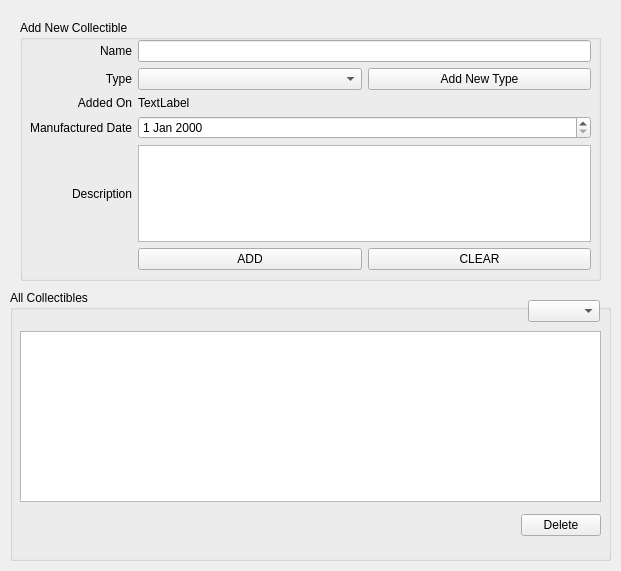
Old version of the form mainwindow.ui in the repository bluedust27/vintage-tech.
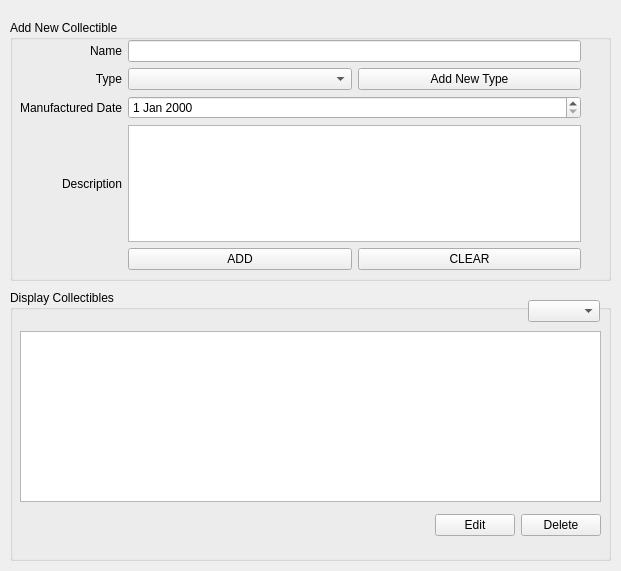
New version of the form.

Commit message: removing dateadded label display items as per selected item placeholder for edit item cometic changes to ui

What changed in the file:
```diff
--- a/mainwindow.ui
+++ b/mainwindow.ui
@@ -24,7 +24,7 @@
      </rect>
     </property>
     <property name="title">
-     <string>All Collectibles</string>
+     <string>Display Collectibles</string>
     </property>
     <widget class="QTableWidget" name="tbl_show">
      <property name="geometry">
@@ -71,6 +71,13 @@
         </property>
        </spacer>
       </item>
+      <item>
+       <widget class="QPushButton" name="btn_edit">
+        <property name="text">
+         <string>Edit</string>
+        </property>
+       </widget>
+      </item>
       <item>
        <widget class="QPushButton" name="btn_delete">
         <property name="text">
@@ -119,9 +126,9 @@
    <widget class="QWidget" name="verticalLayoutWidget">
     <property name="geometry">
      <rect>
-      <x>10</x>
+      <x>0</x>
       <y>10</y>
-      <width>601</width>
+      <width>621</width>
       <height>271</height>
      </rect>
     </property>
@@ -150,7 +157,45 @@
          </rect>
         </property>
         <layout class="QGridLayout" name="gridLayout">
-         <item row="6" column="1">
+         <item row="3" column="0">
+          <widget class="QLabel" name="lbl_desc">
+           <property name="text">
+            <string>Description</string>
+           </property>
+           <property name="alignment">
+            <set>Qt::AlignRight|Qt::AlignTrailing|Qt::AlignVCenter</set>
+           </property>
+          </widget>
+         </item>
+         <item row="2" column="0">
+          <widget class="QLabel" name="lbl_dateman">
+           <property name="text">
+            <string>Manufactured Date</string>
+           </property>
+           <property name="alignment">
+            <set>Qt::AlignRight|Qt::AlignTrailing|Qt::AlignVCenter</set>
+           </property>
+          </widget>
+         </item>
+         <item row="1" column="1">
+          <layout class="QHBoxLayout" name="horizontalLayout_4">
+           <item>
+            <widget class="QComboBox" name="cmb_type">
+             <property name="sizeAdjustPolicy">
+              <enum>QComboBox::AdjustToContents</enum>
+             </property>
+            </widget>
+           </item>
+           <item>
+            <widget class="QPushButton" name="btn_newtype">
+             <property name="text">
+              <string>Add New Type</string>
+             </property>
+            </widget>
+           </item>
+          </layout>
+         </item>
+         <item row="5" column="1">
           <layout class="QHBoxLayout" name="horizontalLayout">
            <item>
             <widget class="QPushButton" name="btn_add">
@@ -197,66 +242,11 @@
          <item row="0" column="1">
           <widget class="QLineEdit" name="txt_name"/>
          </item>
-         <item row="2" column="0">
-          <widget class="QLabel" name="lbl_dateadded">
-           <property name="text">
-            <string>Added On</string>
-           </property>
-           <property name="alignment">
-            <set>Qt::AlignRight|Qt::AlignTrailing|Qt::AlignVCenter</set>
-           </property>
-          </widget>
-         </item>
          <item row="3" column="1">
-          <widget class="QDateEdit" name="date_dateman"/>
-         </item>
-         <item row="4" column="0">
-          <widget class="QLabel" name="lbl_desc">
-           <property name="text">
-            <string>Description</string>
-           </property>
-           <property name="alignment">
-            <set>Qt::AlignRight|Qt::AlignTrailing|Qt::AlignVCenter</set>
-           </property>
-          </widget>
-         </item>
-         <item row="4" column="1">
           <widget class="QTextEdit" name="txt_desc"/>
          </item>
-         <item row="3" column="0">
-          <widget class="QLabel" name="lbl_dateman">
-           <property name="text">
-            <string>Manufactured Date</string>
-           </property>
-           <property name="alignment">
-            <set>Qt::AlignRight|Qt::AlignTrailing|Qt::AlignVCenter</set>
-           </property>
-          </widget>
-         </item>
          <item row="2" column="1">
-          <widget class="QLabel" name="lbl_datenow">
-           <property name="text">
-            <string>TextLabel</string>
-           </property>
-          </widget>
-         </item>
-         <item row="1" column="1">
-          <layout class="QHBoxLayout" name="horizontalLayout_4">
-           <item>
-            <widget class="QComboBox" name="cmb_type">
-             <property name="sizeAdjustPolicy">
-              <enum>QComboBox::AdjustToContents</enum>
-             </property>
-            </widget>
-           </item>
-           <item>
-            <widget class="QPushButton" name="btn_newtype">
-             <property name="text">
-              <string>Add New Type</string>
-             </property>
-            </widget>
-           </item>
-          </layout>
+          <widget class="QDateEdit" name="date_dateman"/>
          </item>
         </layout>
        </widget>
```
Left out of the diff: 34 changed lines with no effect on the pictures. The commit also changes 2 other files.
